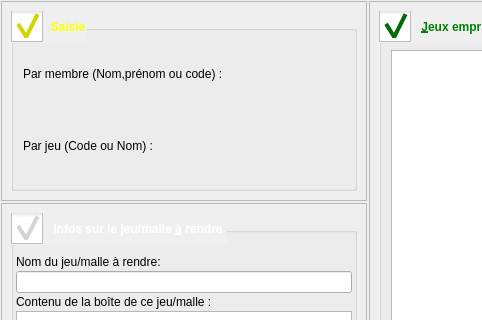
The window that f_retour.ui (nivhg/ludopen) describes before a commit, drawn with Qt 5; both pictures show x 0 to 482 and y 0 to 320 of the 1230 by 684 pixel window.
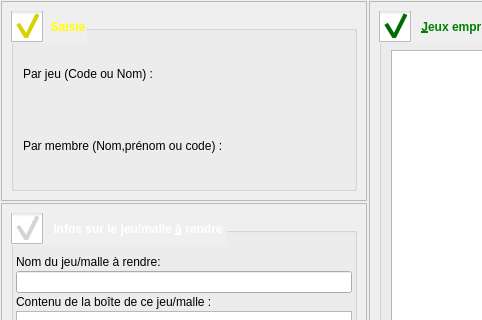
The same window after the commit. Icons and pictures are not drawn.

Patch:
```diff
--- a/f_retour.ui
+++ b/f_retour.ui
@@ -834,7 +834,7 @@
          <bool>true</bool>
         </property>
         <layout class="QGridLayout" name="gridLayout_5">
-         <item row="0" column="0">
+         <item row="2" column="0">
           <widget class="QLabel" name="Lb_CodeMembre">
            <property name="text">
             <string>Par membre (Nom,prénom ou code) :</string>
@@ -847,7 +847,7 @@
          <item row="6" column="0">
           <layout class="QHBoxLayout" name="HLay9"/>
          </item>
-         <item row="5" column="0">
+         <item row="0" column="0">
           <widget class="QLabel" name="Lb_CodeJeu">
            <property name="text">
             <string>Par jeu (Code ou Nom) :</string>
```
Left out of the diff: 8 changed lines with no effect on the pictures.
